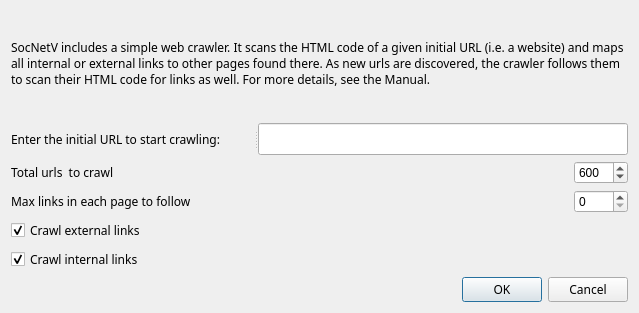
First picture: the form in src/forms/webcrawlerdialog.ui, repository socnetv/app, before the edit.
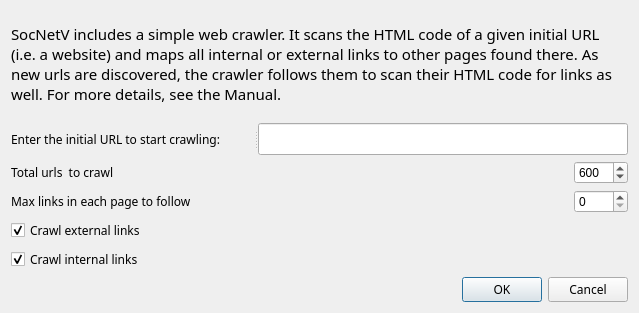
Second picture: the form after the edit.

Commit message: fixed html styling in label

```diff
--- a/src/forms/webcrawlerdialog.ui
+++ b/src/forms/webcrawlerdialog.ui
@@ -31,12 +31,11 @@
      <property name="font">
       <font>
        <family>Sans Serif</family>
+       <pointsize>11</pointsize>
       </font>
      </property>
      <property name="text">
-      <string>SocNetV includes a simple web crawler. It scans the HTML  code of a given initial URL  (i.e. a website) and maps all internal or external links to other pages found there. As new urls are discovered, the crawler follows them to scan their HTML code for links as well. 
-
- For more details, see the Manual.</string>
+      <string>&lt;html&gt;&lt;head/&gt;&lt;body&gt;&lt;p&gt;&lt;span style=&quot; font-family:'DejaVu Sans'; font-size:10pt;&quot;&gt;SocNetV includes a simple web crawler. It scans the HTML  code of a given initial URL  (i.e. a website) and maps all internal or external links to other pages found there. As new urls are discovered, the crawler follows them to scan their HTML code for links as well.  For more details, see the Manual.&lt;/span&gt;&lt;/p&gt;&lt;/body&gt;&lt;/html&gt;</string>
      </property>
      <property name="textFormat">
       <enum>Qt::RichText</enum>
```
